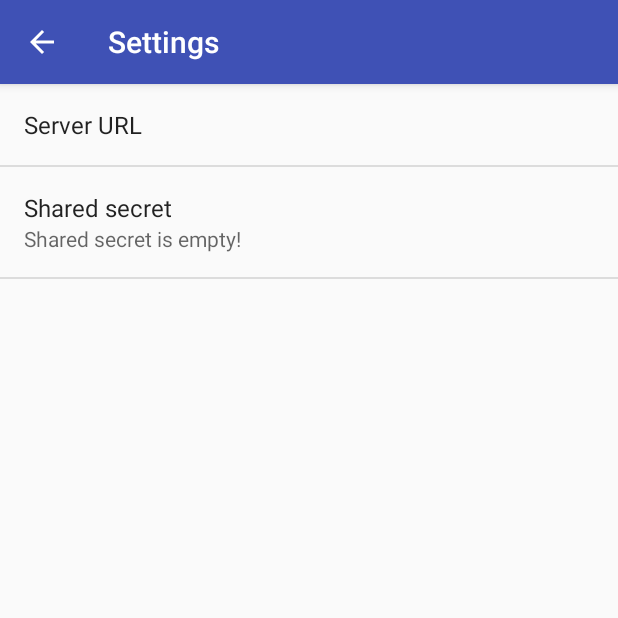
After one commit to izderadicka/audioserve-android, an Android app: the SettingsActivity screen opened directly, with no data from a screen before it, on a phone screen of 412 x 824 dp, the top half of it. The commit adds this screen. Run offline under Robolectric (Android 15) with nearby library versions, the phone set to English and light mode, and no system bars; network calls fail.

Commit message:
Basic settings activity

```diff
--- a/app/src/main/java/eu/zderadicka/audioserve/MainActivity.kt
+++ b/app/src/main/java/eu/zderadicka/audioserve/MainActivity.kt
@@ -1,6 +1,7 @@
 package eu.zderadicka.audioserve
 
 import android.content.ComponentName
+import android.content.Intent
 import android.os.Bundle
 import android.support.design.widget.Snackbar
 import android.support.design.widget.NavigationView
@@ -150,8 +151,9 @@ class MainActivity : AppCompatActivity(),
     override fun onNavigationItemSelected(item: MenuItem): Boolean {
         // Handle navigation view item clicks here.
         when (item.itemId) {
-            R.id.nav_camera -> {
-                // Handle the camera action
+            R.id.nav_settings -> {
+                val intent = Intent(this, SettingsActivity::class.java)
+                startActivity(intent)
             }
             R.id.nav_gallery -> {
 
--- /dev/null
+++ b/app/src/main/java/eu/zderadicka/audioserve/SettingsActivity.kt
@@ -0,0 +1,74 @@
+package eu.zderadicka.audioserve
+
+import android.content.SharedPreferences
+import android.net.Uri
+import android.support.v7.app.AppCompatActivity
+import android.os.Bundle
+import android.preference.EditTextPreference
+import android.preference.Preference
+import android.preference.PreferenceFragment
+import java.net.URL
+
+
+class SettingsFragment: PreferenceFragment(), SharedPreferences.OnSharedPreferenceChangeListener {
+
+
+    override fun onCreate(savedInstanceState: Bundle?) {
+        super.onCreate(savedInstanceState)
+        addPreferencesFromResource(R.xml.settings)
+
+        for (i in 0 until preferenceScreen.preferenceCount) {
+            updateSummary(preferenceScreen.getPreference(i))
+        }
+
+        // validate url
+        findPreference("pref_server_url").setOnPreferenceChangeListener { preference, newValue ->
+            try {
+                val uri = Uri.parse(newValue as String)
+                uri != null && (uri.scheme == "http" || uri.scheme == "https")
+                && uri.host != null
+            } catch (e: Exception) {
+                false
+            }
+
+
+        }
+    }
+
+
+    override fun onResume() {
+        super.onResume()
+        preferenceScreen.sharedPreferences.registerOnSharedPreferenceChangeListener(this)
+    }
+
+    override fun onPause() {
+        super.onPause()
+        preferenceScreen.sharedPreferences.unregisterOnSharedPreferenceChangeListener(this)
+    }
+
+    override fun onSharedPreferenceChanged(sharedPreferences: SharedPreferences?, key: String?) {
+        updateSummary(findPreference(key))
+    }
+
+    private fun updateSummary(pref: Preference) {
+        if (pref.key == "pref_server_url" ) {
+            pref.summary = preferenceScreen.sharedPreferences.getString(pref.key, "")
+        } else if (pref.key == "pref_shared_secret") {
+            val secret = preferenceScreen.sharedPreferences.getString("pref_shared_secret", null)
+            if (secret != null && secret.length>0) {
+                pref.summary = getString(R.string.pref_shared_secret_summary_set)
+            } else {
+                pref.summary = getString(R.string.pref_shared_secret_summary_empty)
+            }
+        }
+    }
+
+}
+class SettingsActivity : AppCompatActivity() {
+
+    override fun onCreate(savedInstanceState: Bundle?) {
+        super.onCreate(savedInstanceState)
+        setContentView(R.layout.activity_settings)
+        supportActionBar?.setDisplayHomeAsUpEnabled(true)
+    }
+}
--- /dev/null
+++ b/app/src/main/res/layout/activity_settings.xml
@@ -0,0 +1,15 @@
+<?xml version="1.0" encoding="utf-8"?>
+<FrameLayout
+    xmlns:android="http://schemas.android.com/apk/res/android"
+    android:layout_width="match_parent"
+    android:layout_height="match_parent"
+    >
+
+    <fragment
+        android:id="@+id/settings_fragment"
+        android:layout_width="match_parent"
+        android:layout_height="match_parent"
+        android:name="eu.zderadicka.audioserve.SettingsFragment"
+        />
+
+</FrameLayout>
--- a/app/src/main/res/menu/activity_main_drawer.xml
+++ b/app/src/main/res/menu/activity_main_drawer.xml
@@ -5,9 +5,9 @@
 
     <group android:checkableBehavior="single">
         <item
-            android:id="@+id/nav_camera"
-            android:icon="@drawable/ic_menu_camera"
-            android:title="Import" />
+            android:id="@+id/nav_settings"
+            android:icon="@drawable/ic_settings"
+            android:title="@string/action_settings" />
         <item
             android:id="@+id/nav_gallery"
             android:icon="@drawable/ic_menu_gallery"
--- a/app/src/main/res/values/strings.xml
+++ b/app/src/main/res/values/strings.xml
@@ -14,4 +14,8 @@
     <string name="label_previous">Previous</string>
     <string name="media_browser_error">Media browser error</string>
     <string name="empty_folder">Empty folder</string>
+    <string name="pref_server_url_title">Server URL</string>
+    <string name="pref_shared_secret_title">Shared secret</string>
+    <string name="pref_shared_secret_summary_set">Secret is set</string>
+    <string name="pref_shared_secret_summary_empty">Shared secret is empty!</string>
 </resources>
--- /dev/null
+++ b/app/src/main/res/xml/settings.xml
@@ -0,0 +1,15 @@
+<?xml version="1.0" encoding="utf-8"?>
+<PreferenceScreen xmlns:android="http://schemas.android.com/apk/res/android">
+
+    <EditTextPreference
+        android:key="pref_server_url"
+        android:selectAllOnFocus="true"
+        android:singleLine="true"
+        android:title="@string/pref_server_url_title" />
+    <EditTextPreference
+        android:key="pref_shared_secret"
+        android:password="true"
+        android:selectAllOnFocus="true"
+        android:singleLine="true"
+        android:title="@string/pref_shared_secret_title" />
+</PreferenceScreen>
```
Also changed, not shown: app/src/main/AndroidManifest.xml (+12 -6 lines), app/src/main/java/eu/zderadicka/audioserve/AudioService.kt (+7 -5 lines), app/src/main/java/eu/zderadicka/audioserve/net/ApiClient.kt (+23 -23 lines), app/src/main/res/drawable/ic_menu_camera.xml (deleted, +0 -12 lines), app/src/main/res/drawable/ic_settings.xml (added, +9 -0 lines).
